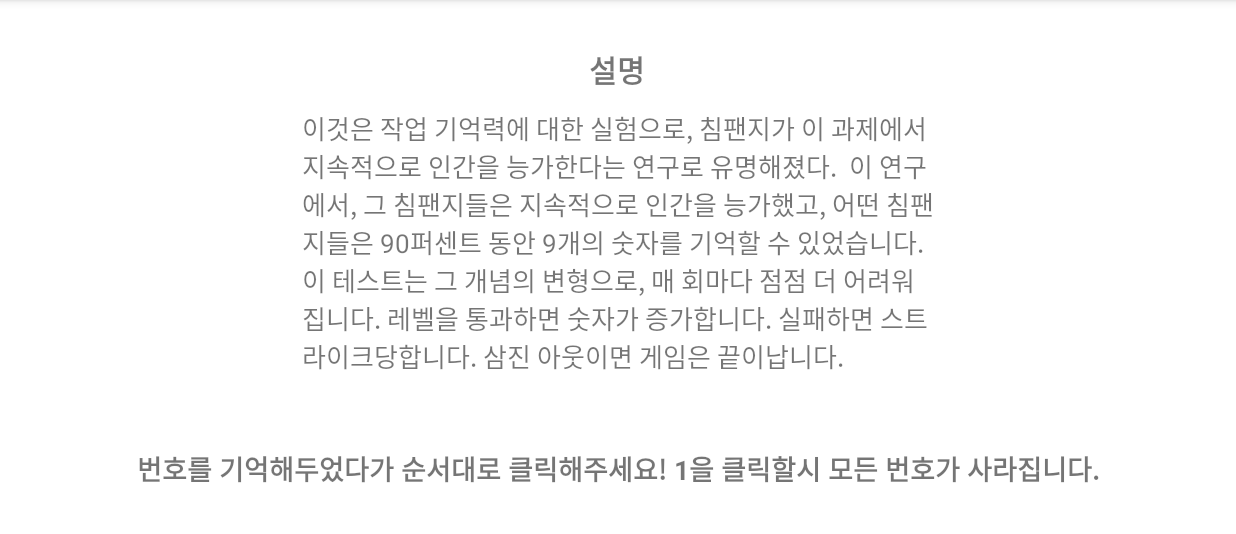
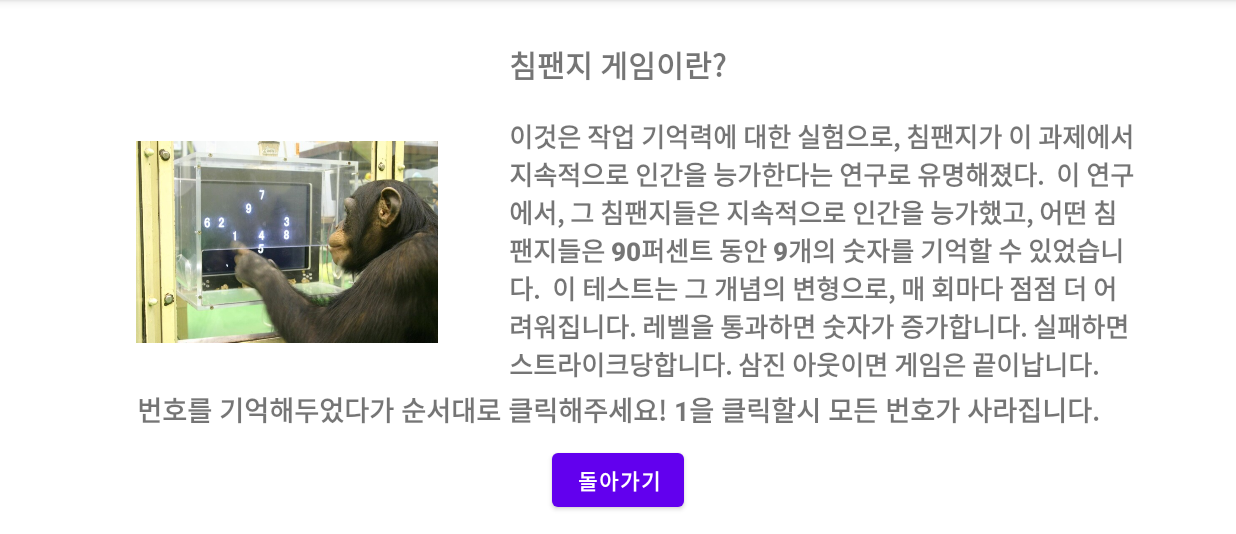
Before and after one commit to gabrielyoon7/Chimpanzee-Game, an Android app: the ExplainActivity screen opened directly, with no data from a screen before it, on a phone screen of 824 x 412 dp (held sideways), the part 84-618 px from its top. Run offline under Robolectric (Android 15) with nearby library versions, the phone set to English and light mode, and no system bars.

Commit message:
설명 화면 개선

```diff
--- a/app/src/main/res/layout/activity_explain.xml
+++ b/app/src/main/res/layout/activity_explain.xml
@@ -9,7 +9,7 @@
         android:id="@+id/textView3"
         android:layout_width="172dp"
         android:layout_height="37dp"
-        android:text="설명"
+        android:text="침팬지 게임이란?"
         android:textAlignment="center"
         android:textSize="20sp"
         android:textStyle="bold"
@@ -18,18 +18,21 @@
         app:layout_constraintHorizontal_bias="0.499"
         app:layout_constraintStart_toStartOf="parent"
         app:layout_constraintTop_toTopOf="parent"
-        app:layout_constraintVertical_bias="0.89" />
+        app:layout_constraintVertical_bias="0.692" />
 
     <TextView
         android:id="@+id/textView4"
-        android:layout_width="421dp"
-        android:layout_height="195dp"
-        android:layout_marginBottom="88dp"
+        android:layout_width="419dp"
+        android:layout_height="176dp"
+        android:fontFamily="sans-serif-black"
         android:text="이것은 작업 기억력에 대한 실험으로, 침팬지가 이 과제에서 지속적으로 인간을 능가한다는 연구로 유명해졌다.  이 연구에서, 그 침팬지들은 지속적으로 인간을 능가했고, 어떤 침팬지들은 90퍼센트 동안 9개의 숫자를 기억할 수 있었습니다.  이 테스트는 그 개념의 변형으로, 매 회마다 점점 더 어려워집니다. 레벨을 통과하면 숫자가 증가합니다. 실패하면 스트라이크당합니다. 삼진 아웃이면 게임은 끝이납니다."
         android:textSize="17sp"
         app:layout_constraintBottom_toBottomOf="parent"
         app:layout_constraintEnd_toEndOf="parent"
-        app:layout_constraintStart_toStartOf="parent" />
+        app:layout_constraintHorizontal_bias="0.839"
+        app:layout_constraintStart_toStartOf="parent"
+        app:layout_constraintTop_toTopOf="parent"
+        app:layout_constraintVertical_bias="0.434" />
 
     <TextView
         android:id="@+id/textView5"
@@ -41,6 +44,30 @@
         app:layout_constraintBottom_toBottomOf="parent"
         app:layout_constraintEnd_toEndOf="parent"
         app:layout_constraintStart_toStartOf="parent"
-        app:layout_constraintTop_toBottomOf="@+id/textView4" />
+        app:layout_constraintTop_toBottomOf="@+id/textView4"
+        app:layout_constraintVertical_bias="0.073" />
+
+    <ImageView
+        android:id="@+id/imageView4"
+        android:layout_width="201dp"
+        android:layout_height="165dp"
+        app:layout_constraintBottom_toBottomOf="parent"
+        app:layout_constraintEnd_toStartOf="@+id/textView4"
+        app:layout_constraintHorizontal_bias="0.655"
+        app:layout_constraintStart_toStartOf="parent"
+        app:layout_constraintTop_toTopOf="parent"
+        app:layout_constraintVertical_bias="0.414"
+        app:srcCompat="@drawable/explain_pic" />
+
+    <Button
+        android:id="@+id/button"
+        android:layout_width="wrap_content"
+        android:layout_height="wrap_content"
+        android:layout_marginBottom="12dp"
+        android:fontFamily="sans-serif-black"
+        android:text="돌아가기"
+        app:layout_constraintBottom_toBottomOf="parent"
+        app:layout_constraintEnd_toEndOf="parent"
+        app:layout_constraintStart_toStartOf="parent" />
 
 </androidx.constraintlayout.widget.ConstraintLayout>
```
